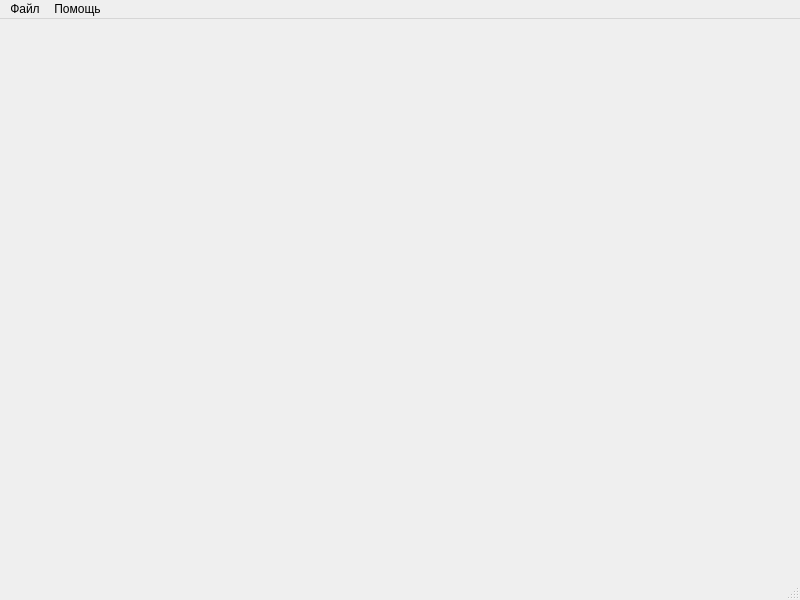
Nrmndy/tester-app, file mainwindow.ui: the form before one commit.
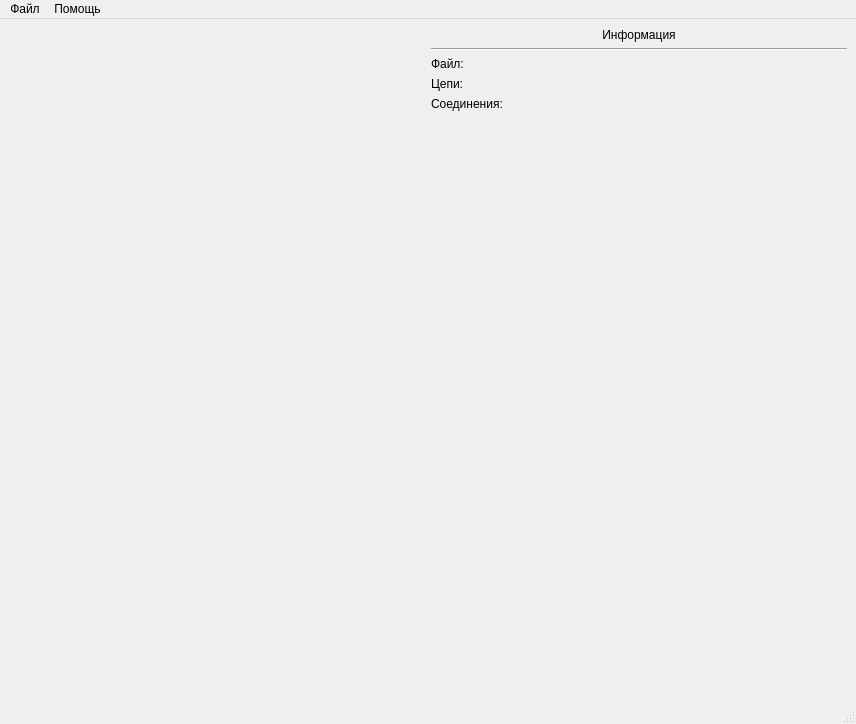
The form after the commit. Custom widgets are drawn as their Qt base class.

Commit message: added: инфо по файлу и конфигу кабеля; fixed: размер элементов меняется корректно, линии связи под прямым углом и с точкой соединения

Patch:
```diff
--- a/mainwindow.ui
+++ b/mainwindow.ui
@@ -6,9 +6,15 @@
    <rect>
     <x>0</x>
     <y>0</y>
+    <width>856</width>
+    <height>724</height>
+   </rect>
+  </property>
+  <property name="minimumSize">
+   <size>
     <width>800</width>
     <height>600</height>
-   </rect>
+   </size>
   </property>
   <property name="windowTitle">
    <string>Tester App</string>
@@ -20,29 +26,166 @@
      <verstretch>0</verstretch>
     </sizepolicy>
    </property>
-   <widget class="QWidget" name="gridLayoutWidget">
-    <property name="geometry">
-     <rect>
-      <x>20</x>
-      <y>10</y>
-      <width>371</width>
-      <height>531</height>
-     </rect>
-    </property>
-    <layout class="QGridLayout" name="gridLayout">
-     <item row="0" column="0">
-      <widget class="util::CableViewer" name="w_scheme" native="true"/>
-     </item>
-    </layout>
-   </widget>
+   <layout class="QHBoxLayout" name="horizontalLayout_2" stretch="1,1">
+    <item>
+     <layout class="QVBoxLayout" name="scheme_layout">
+      <item>
+       <widget class="util::CableViewer" name="w_scheme" native="true">
+        <property name="minimumSize">
+         <size>
+          <width>400</width>
+          <height>0</height>
+         </size>
+        </property>
+       </widget>
+      </item>
+     </layout>
+    </item>
+    <item>
+     <layout class="QVBoxLayout" name="info_layout">
+      <item>
+       <widget class="QLabel" name="lbl_info">
+        <property name="sizePolicy">
+         <sizepolicy hsizetype="Expanding" vsizetype="Preferred">
+          <horstretch>0</horstretch>
+          <verstretch>0</verstretch>
+         </sizepolicy>
+        </property>
+        <property name="minimumSize">
+         <size>
+          <width>400</width>
+          <height>0</height>
+         </size>
+        </property>
+        <property name="text">
+         <string>Информация</string>
+        </property>
+        <property name="alignment">
+         <set>Qt::AlignmentFlag::AlignCenter</set>
+        </property>
+       </widget>
+      </item>
+      <item>
+       <widget class="Line" name="line_under_info">
+        <property name="orientation">
+         <enum>Qt::Orientation::Horizontal</enum>
+        </property>
+       </widget>
+      </item>
+      <item>
+       <layout class="QHBoxLayout" name="layout_filename">
+        <item>
+         <widget class="QLabel" name="lbl_file">
+          <property name="sizePolicy">
+           <sizepolicy hsizetype="Minimum" vsizetype="Preferred">
+            <horstretch>0</horstretch>
+            <verstretch>0</verstretch>
+           </sizepolicy>
+          </property>
+          <property name="text">
+           <string>Файл:</string>
+          </property>
+         </widget>
+        </item>
+        <item>
+         <widget class="QLabel" name="lbl_file_name">
+          <property name="sizePolicy">
+           <sizepolicy hsizetype="MinimumExpanding" vsizetype="Preferred">
+            <horstretch>0</horstretch>
+            <verstretch>0</verstretch>
+           </sizepolicy>
+          </property>
+          <property name="text">
+           <string/>
+          </property>
+         </widget>
+        </item>
+       </layout>
+      </item>
+      <item>
+       <layout class="QHBoxLayout" name="layout_connections">
+        <item>
+         <widget class="QLabel" name="lbl_connections">
+          <property name="sizePolicy">
+           <sizepolicy hsizetype="Minimum" vsizetype="Preferred">
+            <horstretch>0</horstretch>
+            <verstretch>0</verstretch>
+           </sizepolicy>
+          </property>
+          <property name="text">
+           <string>Цепи:</string>
+          </property>
+         </widget>
+        </item>
+        <item>
+         <widget class="QLabel" name="lbl_connections_value">
+          <property name="sizePolicy">
+           <sizepolicy hsizetype="MinimumExpanding" vsizetype="Preferred">
+            <horstretch>0</horstretch>
+            <verstretch>0</verstretch>
+           </sizepolicy>
+          </property>
+          <property name="text">
+           <string/>
+          </property>
+         </widget>
+        </item>
+       </layout>
+      </item>
+      <item>
+       <layout class="QHBoxLayout" name="horizontalLayout_3">
+        <item>
+         <widget class="QLabel" name="lbl_circuits">
+          <property name="sizePolicy">
+           <sizepolicy hsizetype="Minimum" vsizetype="Preferred">
+            <horstretch>0</horstretch>
+            <verstretch>0</verstretch>
+           </sizepolicy>
+          </property>
+          <property name="text">
+           <string>Соединения:</string>
+          </property>
+         </widget>
+        </item>
+        <item>
+         <widget class="QLabel" name="lbl_circuits_value">
+          <property name="sizePolicy">
+           <sizepolicy hsizetype="MinimumExpanding" vsizetype="Preferred">
+            <horstretch>0</horstretch>
+            <verstretch>0</verstretch>
+           </sizepolicy>
+          </property>
+          <property name="text">
+           <string/>
+          </property>
+         </widget>
+        </item>
+       </layout>
+      </item>
+      <item>
+       <spacer name="verticalSpacer">
+        <property name="orientation">
+         <enum>Qt::Orientation::Vertical</enum>
+        </property>
+        <property name="sizeHint" stdset="0">
+         <size>
+          <width>20</width>
+          <height>40</height>
+         </size>
+        </property>
+       </spacer>
+      </item>
+     </layout>
+    </item>
+   </layout>
   </widget>
   <widget class="QMenuBar" name="menubar">
    <property name="geometry">
     <rect>
      <x>0</x>
      <y>0</y>
-     <width>800</width>
-     <height>27</height>
+     <width>856</width>
+     <height>23</height>
     </rect>
    </property>
    <widget class="QMenu" name="menu_file">
```
The commit also changes 3 other files.
